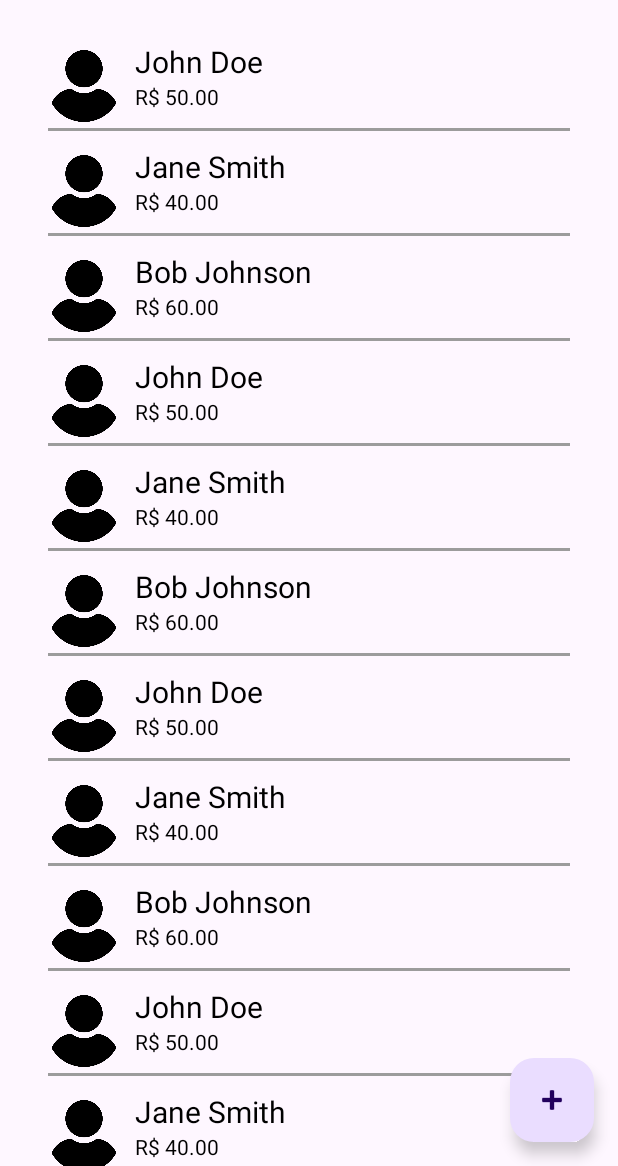
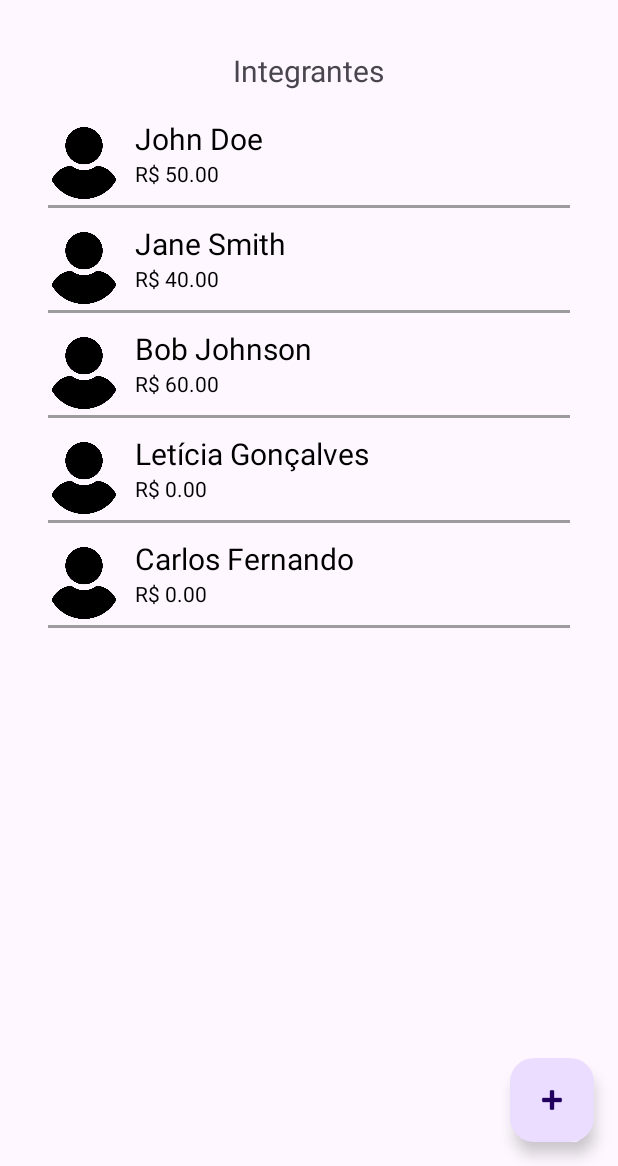
Before and after one commit to leticiotte/SplitTheBill, an Android app: the screen it shows after launch (MainActivity), on a phone screen of 412 x 824 dp, the part 70-1236 px from its top. Run offline under Robolectric (Android 15) with nearby library versions, the phone set to English and light mode, and no system bars; our stand-ins replace navigation-ui.

Commit message:
feat: add and implements repository to simulates database

```diff
--- a/app/build.gradle
+++ b/app/build.gradle
@@ -40,6 +40,7 @@ dependencies {
     implementation 'androidx.core:core-ktx:1.9.0'
     implementation 'androidx.appcompat:appcompat:1.6.1'
     implementation 'com.google.android.material:material:1.11.0'
+    implementation "io.insert-koin:koin-android:3.2.0"
     implementation 'androidx.constraintlayout:constraintlayout:2.1.4'
     implementation 'androidx.navigation:navigation-fragment-ktx:2.7.5'
     implementation 'androidx.navigation:navigation-ui-ktx:2.7.5'
--- a/app/src/main/AndroidManifest.xml
+++ b/app/src/main/AndroidManifest.xml
@@ -3,6 +3,8 @@
     xmlns:tools="http://schemas.android.com/tools">
 
     <application
+        android:name=".MyApp"
+
         android:allowBackup="true"
         android:dataExtractionRules="@xml/data_extraction_rules"
         android:fullBackupContent="@xml/backup_rules"
--- /dev/null
+++ b/app/src/main/java/com/example/splitthebill/MyApp.kt
@@ -0,0 +1,24 @@
+package com.example.splitthebill
+
+import android.app.Application
+import com.example.splitthebill.domain.repository.MemberRepository
+import com.example.splitthebill.infrastructure.repository.MemberRepositoryImpl
+import org.koin.android.ext.koin.androidContext
+import org.koin.core.context.GlobalContext.startKoin
+import org.koin.dsl.module
+
+class MyApp : Application() {
+
+    override fun onCreate() {
+        super.onCreate()
+
+        startKoin {
+            androidContext(this@MyApp)
+            modules(appModule)
+        }
+    }
+}
+
+val appModule = module {
+    single<MemberRepository> { MemberRepositoryImpl() }
+}
--- a/app/src/main/java/com/example/splitthebill/domain/model/Item.kt
+++ b/app/src/main/java/com/example/splitthebill/domain/model/Item.kt
@@ -1,10 +1,12 @@
 package com.example.splitthebill.domain.model
 
-class Item(description: String, value: Double) {
+class Item(index: Int?, description: String, value: Double) {
+    var index: Int?
     var description: String
     var value: Double = 0.0
 
     init {
+        this.index = index
         this.description = description
         this.value = value
     }
--- a/app/src/main/java/com/example/splitthebill/domain/model/Member.kt
+++ b/app/src/main/java/com/example/splitthebill/domain/model/Member.kt
@@ -2,12 +2,14 @@ package com.example.splitthebill.domain.model
 
 import java.io.Serializable
 
-class Member(name: String, value: Double, list: MutableList<Item>) : Serializable {
+class Member(index: Int?, name: String, value: Double, list: MutableList<Item>) : Serializable {
+    var index: Int?
     var name: String
     var amountPaid: Double = 0.0
     var items: MutableList<Item>
 
     init {
+        this.index = index
         this.name = name
         this.amountPaid = value
         this.items = list
--- /dev/null
+++ b/app/src/main/java/com/example/splitthebill/domain/repository/MemberRepository.kt
@@ -0,0 +1,15 @@
+package com.example.splitthebill.domain.repository
+
+import com.example.splitthebill.domain.model.Item
+import com.example.splitthebill.domain.model.Member
+
+interface MemberRepository {
+    fun getAllMembers(): MutableList<Member>
+    fun addMember(member: Member)
+    fun removeMemberByIndex(index: Int)
+    fun getMemberByIndex(index: Int): Member
+    fun clearAllMembers()
+    fun getMemberItems(memberIndex: Int): MutableList<Item>
+    fun addMemberItem(memberIndex: Int, item: Item)
+    fun removeMemberItemByIndex(memberIndex: Int, itemIndex: Int)
+}
--- /dev/null
+++ b/app/src/main/java/com/example/splitthebill/infrastructure/repository/MemberRepositoryImpl.kt
@@ -0,0 +1,49 @@
+package com.example.splitthebill.infrastructure.repository
+
+import com.example.splitthebill.domain.model.Item
+import com.example.splitthebill.domain.model.Member
+import com.example.splitthebill.domain.repository.MemberRepository
+
+class MemberRepositoryImpl : MemberRepository {
+    private var members: MutableList<Member> = mutableListOf(
+        Member(0, "John Doe", 50.0, mutableListOf(Item(0, "Coca cola", 12.0))),
+        Member(1, "Jane Smith", 40.0, mutableListOf()),
+        Member(2, "Bob Johnson", 60.0, mutableListOf()),
+        Member(3, "Letícia Gonçalves", 0.0, mutableListOf()),
+        Member(4, "Carlos Fernando", 0.0, mutableListOf())
+    )
+
+    override fun getAllMembers(): MutableList<Member> {
+        return members
+    }
+
+    override fun addMember(member: Member) {
+        member.index = members.size
+        members.add(member)
+    }
+
+    override fun removeMemberByIndex(index: Int) {
+        members.removeAt(index)
+    }
+
+    override fun getMemberByIndex(index: Int): Member {
+        return members[index]
+    }
+
+    override fun clearAllMembers() {
+        members.clear()
+    }
+
+    override fun getMemberItems(memberIndex: Int): MutableList<Item> {
+        return members[memberIndex].items
+    }
+
+    override fun addMemberItem(memberIndex: Int, item: Item) {
+        item.index = members[memberIndex].items.size
+        members[memberIndex].items.add(item)
+    }
+
+    override fun removeMemberItemByIndex(memberIndex: Int, itemIndex: Int) {
+        members[memberIndex].items.removeAt(itemIndex)
+    }
+}
--- a/app/src/main/java/com/example/splitthebill/ui/fragment/MembersFragment.kt
+++ b/app/src/main/java/com/example/splitthebill/ui/fragment/MembersFragment.kt
@@ -14,20 +14,25 @@ import androidx.recyclerview.widget.LinearLayoutManager
 import androidx.recyclerview.widget.RecyclerView
 import com.example.splitthebill.R
 import com.example.splitthebill.databinding.FragmentMembersBinding
-import com.example.splitthebill.domain.model.Item
 import com.example.splitthebill.domain.model.Member
 import com.example.splitthebill.domain.model.interfaces.MembersObserver
 import com.example.splitthebill.domain.model.interfaces.OnItemClickListener
+import com.example.splitthebill.domain.repository.MemberRepository
+import com.example.splitthebill.ui.adapter.ItemAdapter
 import com.example.splitthebill.ui.adapter.MemberAdapter
 import com.google.android.material.snackbar.Snackbar
+import org.koin.android.ext.android.get
 
 class MembersFragment : Fragment(), MembersObserver, OnItemClickListener {
 
     private var _binding: FragmentMembersBinding? = null
-    private lateinit var membersRecyclerView: RecyclerView
     private val binding get() = _binding!!
+    private lateinit var membersRv: RecyclerView
+    private lateinit var memberAdapter: MemberAdapter
 
-    private lateinit var members: MutableList<Member>;
+
+    private lateinit var members: MutableList<Member>
+    private val memberRepository: MemberRepository = get()
 
     override fun onCreateView(
         inflater: LayoutInflater, container: ViewGroup?,
@@ -42,6 +47,11 @@ class MembersFragment : Fragment(), MembersObserver, OnItemClickListener {
 
         setHasOptionsMenu(true)
         return binding.root
+    }
+
+    override fun onResume() {
+        super.onResume()
+        members = memberRepository.getAllMembers()
     }
 
     override fun onCreateOptionsMenu(menu: Menu, inflater: MenuInflater) {
@@ -69,34 +79,14 @@ class MembersFragment : Fragment(), MembersObserver, OnItemClickListener {
     }
 
     private fun setupMembersList() {
-        members = mutableListOf(
-            Member("John Doe", 50.0, mutableListOf(Item("Coca cola", 12.0))),
-            Member("Jane Smith", 40.0, mutableListOf()),
-            Member("Bob Johnson", 60.0, mutableListOf()),
-            Member("John Doe", 50.0, mutableListOf()),
-            Member("Jane Smith", 40.0, mutableListOf()),
-            Member("Bob Johnson", 60.0, mutableListOf()),
-            Member("John Doe", 50.0, mutableListOf()),
-            Member("Jane Smith", 40.0, mutableListOf()),
-            Member("Bob Johnson", 60.0, mutableListOf()),
-            Member("John Doe", 50.0, mutableListOf()),
-            Member("Jane Smith", 40.0, mutableListOf()),
-            Member("Bob Johnson", 60.0, mutableListOf()),
-            Member("John Doe", 50.0, mutableListOf()),
-            Member("Jane Smith", 40.0, mutableListOf()),
-            Member("Bob Johnson", 60.0, mutableListOf()),
-            Member("John Doe", 50.0, mutableListOf()),
-            Member("Jane Smith", 40.0, mutableListOf()),
-            Member("Bob Johnson", 60.0, mutableListOf()),
-        )
+        members = memberRepository.getAllMembers()
 
+        memberAdapter = MemberAdapter(requireContext().applicationContext, members, this)
+        memberAdapter.registerObserver(this)
 
-
-        membersRecyclerView = binding.membersRecyclerView
-        membersRecyclerView.layoutManager = LinearLayoutManager(this.context)
-        val adapter = MemberAdapter(requireContext().applicationContext, members, this)
-        adapter.registerObserver(this)
-        membersRecyclerView.adapter = adapter
+        membersRv = binding.membersRecyclerView
+        membersRv.layoutManager = LinearLayoutManager(this.context)
+        membersRv.adapter = memberAdapter
     }
 
     private fun splitValueCalculator() {
@@ -125,26 +115,15 @@ class MembersFragment : Fragment(), MembersObserver, OnItemClickListener {
     }
 
     private fun resetEntries() {
-        members.clear()
-        membersRecyclerView.adapter?.notifyDataSetChanged()
+        memberRepository.clearAllMembers()
+        onMembersChanged(memberRepository.getAllMembers())
+        membersRv.adapter?.notifyDataSetChanged()
     }
 
 
     override fun onMembersChanged(updatedMembers: List<Member>) {
-        members.clear()
-        members.addAll(updatedMembers)
-        membersRecyclerView.adapter?.notifyDataSetChanged()
-    }
-
-    private fun addMember(member: Member) {
-        members.add(member)
-        membersRecyclerView.adapter?.notifyItemInserted(members.size - 1)
-    }
-
-
-    private fun removeMember(position: Int) {
-        members.removeAt(position)
-        membersRecyclerView.adapter?.notifyItemRemoved(position)
+        memberAdapter.setMembers(updatedMembers)
+        membersRv.adapter?.notifyDataSetChanged()
     }
 
     override fun onItemClick(position: Int) {
@@ -154,7 +133,22 @@ class MembersFragment : Fragment(), MembersObserver, OnItemClickListener {
     }
 
     override fun onItemLongPress(position: Int) {
-        TODO("Not yet implemented")
+        val alertDialogBuilder = AlertDialog.Builder(requireContext())
+        alertDialogBuilder.setTitle("Deletar")
+        alertDialogBuilder.setMessage("Deseja deletar o membro ${members[position].name}?")
+        alertDialogBuilder.setPositiveButton("Sim") { _, _ ->
+            removeMember(position)
+            Snackbar.make(binding.root, "Membro deletado com sucesso", Snackbar.LENGTH_LONG)
+                .setAction("Action", null).show()
+        }
+        alertDialogBuilder.setNegativeButton("Cancelar") { dialog, _ ->
+            dialog.dismiss()
+        }
+        alertDialogBuilder.create().show()
     }
 
+    private fun removeMember(index: Int){
+        memberRepository.removeMemberByIndex(index)
+        onMembersChanged(memberRepository.getAllMembers())
+    }
 }
--- a/app/src/main/res/navigation/nav_graph.xml
+++ b/app/src/main/res/navigation/nav_graph.xml
@@ -51,9 +51,9 @@
     </fragment>
     <fragment
         android:id="@+id/AddMemberFragment"
-        android:name="com.example.splitthebill.ui.fragment.AddMemberFragment"
+        android:name="com.example.splitthebill.ui.fragment.MemberFormFragment"
         android:label="@string/add_member_label"
-        tools:layout="@layout/fragment_add_member">
+        tools:layout="@layout/fragment_member_form">
 
         <action
             android:id="@+id/action_AddMemberFragment_to_MembersFragment"
```
Also changed, not shown: app/src/main/java/com/example/splitthebill/ui/adapter/MemberAdapter.kt (+9 -0 lines), app/src/main/java/com/example/splitthebill/ui/fragment/ItemsFragment.kt (+17 -7 lines), app/src/main/java/com/example/splitthebill/ui/fragment/MemberFormFragment.kt (renamed from app/src/main/java/com/example/splitthebill/ui/fragment/AddMemberFragment.kt, +4 -5 lines), app/src/main/res/layout/fragment_member_form.xml (renamed from app/src/main/res/layout/fragment_add_member.xml), 1 other file.
